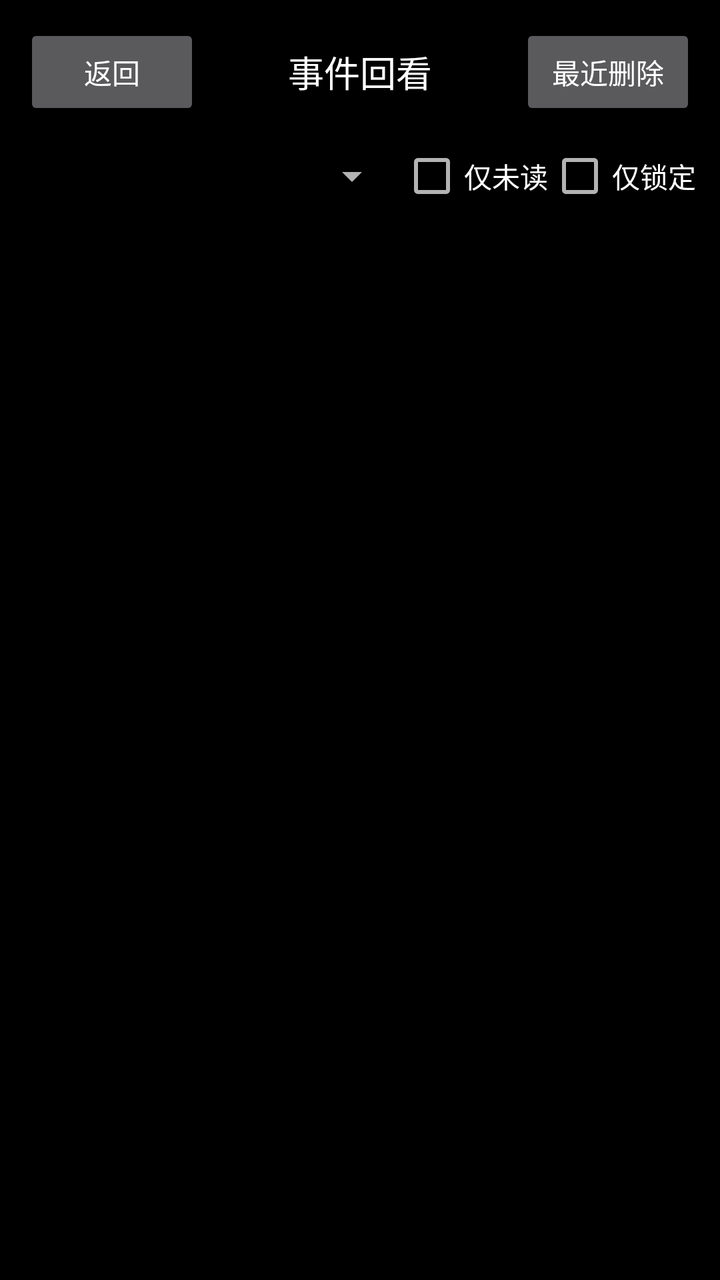
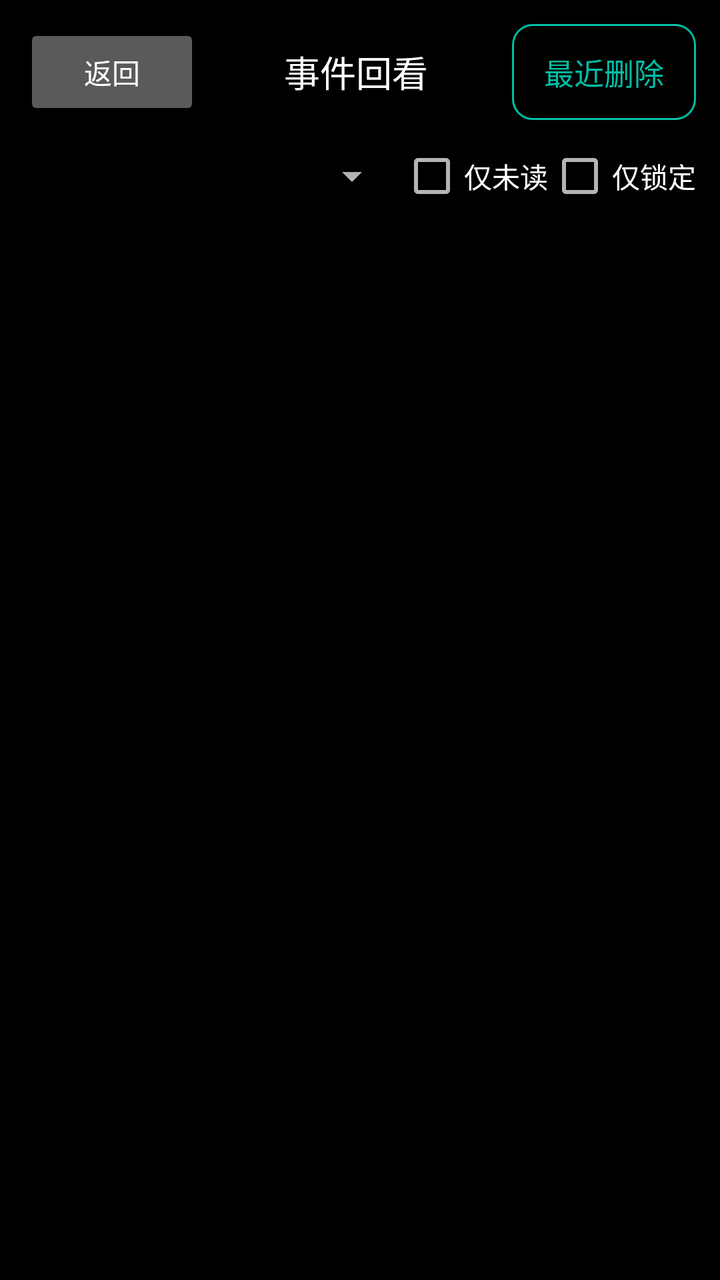

Before-and-after screenshots of an Android layout around one commit, followed by the original layout XML and the change that was made.
<!-- AndroidManifest.xml: application theme Theme.QuietSentry -->
<!-- res/layout/activity_event_timeline.xml -->
<?xml version="1.0" encoding="utf-8"?>
<LinearLayout xmlns:android="http://schemas.android.com/apk/res/android"
    android:layout_width="match_parent"
    android:layout_height="match_parent"
    android:background="@android:color/black"
    android:orientation="vertical">

    <LinearLayout
        android:layout_width="match_parent"
        android:layout_height="wrap_content"
        android:gravity="center_vertical"
        android:orientation="horizontal"
        android:padding="12dp">

        <Button
            android:id="@+id/back_button"
            android:layout_width="wrap_content"
            android:layout_height="wrap_content"
            android:text="@string/timeline_back" />

        
        <TextView
            android:id="@+id/timeline_title"
            android:layout_width="0dp"
            android:layout_height="wrap_content"
            android:layout_weight="1"
            android:gravity="center"
            android:text="@string/timeline_title"
            android:textColor="@android:color/white"
            android:textSize="18sp" />

        <Button
            android:id="@+id/deleted_button"
            android:layout_width="wrap_content"
            android:layout_height="wrap_content"
            android:text="@string/timeline_deleted" />
    </LinearLayout>

    <LinearLayout
        android:layout_width="match_parent"
        android:layout_height="wrap_content"
        android:gravity="center_vertical"
        android:orientation="horizontal"
        android:paddingStart="12dp"
        android:paddingEnd="12dp">

        
        <Spinner
            android:id="@+id/type_spinner"
            android:layout_width="0dp"
            android:layout_height="wrap_content"
            android:layout_weight="1" />

        <CheckBox
            android:id="@+id/unread_check"
            android:layout_width="wrap_content"
            android:layout_height="wrap_content"
            android:text="@string/timeline_filter_unread"
            android:textColor="@android:color/white" />

        <CheckBox
            android:id="@+id/locked_check"
            android:layout_width="wrap_content"
            android:layout_height="wrap_content"
            android:text="@string/timeline_filter_locked"
            android:textColor="@android:color/white" />
    </LinearLayout>

    <FrameLayout
        android:layout_width="match_parent"
        android:layout_height="0dp"
        android:layout_weight="1">

        <ListView
            android:id="@+id/event_list"
            android:layout_width="match_parent"
            android:layout_height="match_parent"
            android:divider="@android:color/transparent"
            android:dividerHeight="0dp" />

        <TextView
            android:id="@+id/empty_text"
            android:layout_width="match_parent"
            android:layout_height="match_parent"
            android:gravity="center"
            android:padding="32dp"
            android:text="@string/timeline_empty"
            android:textColor="@color/qs_text_muted"
            android:textSize="@dimen/qs_text_status"
            android:visibility="gone" />

        
        <LinearLayout
            android:id="@+id/undo_bar"
            android:layout_width="match_parent"
            android:layout_height="wrap_content"
            android:layout_gravity="bottom"
            android:layout_margin="12dp"
            android:background="@color/qs_inline_danger_93"
            android:gravity="center_vertical"
            android:orientation="horizontal"
            android:paddingStart="16dp"
            android:paddingTop="8dp"
            android:paddingEnd="8dp"
            android:paddingBottom="8dp"
            android:visibility="gone">

            <TextView
                android:id="@+id/undo_text"
                android:layout_width="0dp"
                android:layout_height="wrap_content"
                android:layout_weight="1"
                android:textColor="@android:color/white"
                android:textSize="@dimen/qs_text_status" />

            <Button
                android:id="@+id/undo_button"
                android:layout_width="wrap_content"
                android:layout_height="wrap_content"
                android:text="@string/timeline_undo" />
        </LinearLayout>
    </FrameLayout>

</LinearLayout>
<!-- resources referenced by this layout -->
<resources>
  <color name="qs_text_muted">#99FFFFFF</color>
  <dimen name="qs_text_status">13sp</dimen>
  <string name="timeline_back">返回</string>
  <string name="timeline_deleted">最近删除</string>
  <string name="timeline_title">事件回看</string>
  <string name="timeline_undo">撤销</string>
  <!-- unchanged entries left out for length: 6 -->
</resources>

<!-- the commit's change to res/layout/activity_event_timeline.xml (unified diff, before → after) -->
@@ -31,6 +31,7 @@
 
         <Button
             android:id="@+id/deleted_button"
+            style="@style/Widget.QuietSentry.SecondaryButton"
             android:layout_width="wrap_content"
             android:layout_height="wrap_content"
             android:text="@string/timeline_deleted" />
@@ -92,11 +93,11 @@
         
         <LinearLayout
             android:id="@+id/undo_bar"
+            style="@style/Widget.QuietSentry.ErrorBanner"
             android:layout_width="match_parent"
             android:layout_height="wrap_content"
             android:layout_gravity="bottom"
             android:layout_margin="12dp"
-            android:background="@color/qs_inline_danger_93"
             android:gravity="center_vertical"
             android:orientation="horizontal"
             android:paddingStart="16dp"
@@ -115,6 +116,7 @@
 
             <Button
                 android:id="@+id/undo_button"
+                style="@style/Widget.QuietSentry.SecondaryButton"
                 android:layout_width="wrap_content"
                 android:layout_height="wrap_content"
                 android:text="@string/timeline_undo" />
<!-- resource entries referenced after the edit -->
@@ -6,6 +6,79 @@
   <string name="timeline_deleted">最近删除</string>
   <string name="timeline_title">事件回看</string>
   <string name="timeline_undo">撤销</string>
+  <style name="Widget.QuietSentry.ErrorBanner">
+          <item name="android:background">@drawable/comp_banner_bg</item>
+          <item name="android:padding">@dimen/qs_space_12</item>
+      </style>
+  <style name="Widget.QuietSentry.SecondaryButton" parent="Widget.AppCompat.Button">
+          <item name="android:background">@drawable/comp_btn_secondary_bg</item>
+          <item name="android:textColor">@color/qs_accent</item>
+          <item name="android:textSize">@dimen/qs_text_body</item>
+          <item name="android:minHeight">@dimen/qs_size_button</item>
+          <item name="android:paddingStart">@dimen/qs_space_16</item>
+          <item name="android:paddingEnd">@dimen/qs_space_16</item>
+          <item name="android:gravity">center</item>
+      </style>
+  <!-- drawable comp_banner_bg (drawable) -->
+  <?xml version="1.0" encoding="utf-8"?>
+  <selector xmlns:android="http://schemas.android.com/apk/res/android">
+      <item android:state_pressed="true" android:drawable="@drawable/comp_shape_danger_solid" />
+      <item android:drawable="@drawable/comp_shape_danger_tint" />
+  </selector>
+  <dimen name="qs_space_12">12dp</dimen>
+  <!-- drawable comp_btn_secondary_bg (drawable) -->
+  <?xml version="1.0" encoding="utf-8"?>
+  <selector xmlns:android="http://schemas.android.com/apk/res/android">
+      <item android:state_enabled="false" android:drawable="@drawable/comp_shape_stroke_muted" />
+      <item android:state_pressed="true" android:drawable="@drawable/comp_shape_stroke_accent_soft" />
+      <item android:drawable="@drawable/comp_shape_stroke_accent" />
+  </selector>
+  <color name="qs_accent">#FF00BFA6</color>
+  <dimen name="qs_text_body">15sp</dimen>
+  <dimen name="qs_size_button">48dp</dimen>
+  <dimen name="qs_space_16">16dp</dimen>
+  <!-- drawable comp_shape_danger_solid (drawable) -->
+  <?xml version="1.0" encoding="utf-8"?>
+  <shape xmlns:android="http://schemas.android.com/apk/res/android"
+      android:shape="rectangle">
+      <solid android:color="@color/qs_inline_danger" />
+      <corners android:radius="@dimen/qs_radius_card" />
+  </shape>
+  <!-- drawable comp_shape_danger_tint (drawable) -->
+  <?xml version="1.0" encoding="utf-8"?>
+  <shape xmlns:android="http://schemas.android.com/apk/res/android"
+      android:shape="rectangle">
+      <solid android:color="@color/qs_inline_danger_93" />
+      <corners android:radius="@dimen/qs_radius_card" />
+  </shape>
+  <!-- drawable comp_shape_stroke_muted (drawable) -->
+  <?xml version="1.0" encoding="utf-8"?>
+  <shape xmlns:android="http://schemas.android.com/apk/res/android"
+      android:shape="rectangle">
+      <solid android:color="@android:color/transparent" />
+      <stroke android:width="1dp" android:color="@color/qs_text_muted" />
+      <corners android:radius="@dimen/qs_radius_button" />
+  </shape>
+  <!-- drawable comp_shape_stroke_accent_soft (drawable) -->
+  <?xml version="1.0" encoding="utf-8"?>
+  <shape xmlns:android="http://schemas.android.com/apk/res/android"
+      android:shape="rectangle">
+      <solid android:color="@android:color/transparent" />
+      <stroke android:width="1dp" android:color="@color/qs_accent_soft" />
+      <corners android:radius="@dimen/qs_radius_button" />
+  </shape>
+  <!-- drawable comp_shape_stroke_accent (drawable) -->
+  <?xml version="1.0" encoding="utf-8"?>
+  <shape xmlns:android="http://schemas.android.com/apk/res/android"
+      android:shape="rectangle">
+      <solid android:color="@android:color/transparent" />
+      <stroke android:width="1dp" android:color="@color/qs_accent" />
+      <corners android:radius="@dimen/qs_radius_button" />
+  </shape>
+  <color name="qs_inline_danger">#FFC62828</color>
+  <dimen name="qs_radius_card">20dp</dimen>
+  <dimen name="qs_radius_button">10dp</dimen>
+  <color name="qs_accent_soft">#3300BFA6</color>
   <!-- unchanged entries left out for length: 6 -->
 </resources>
 
